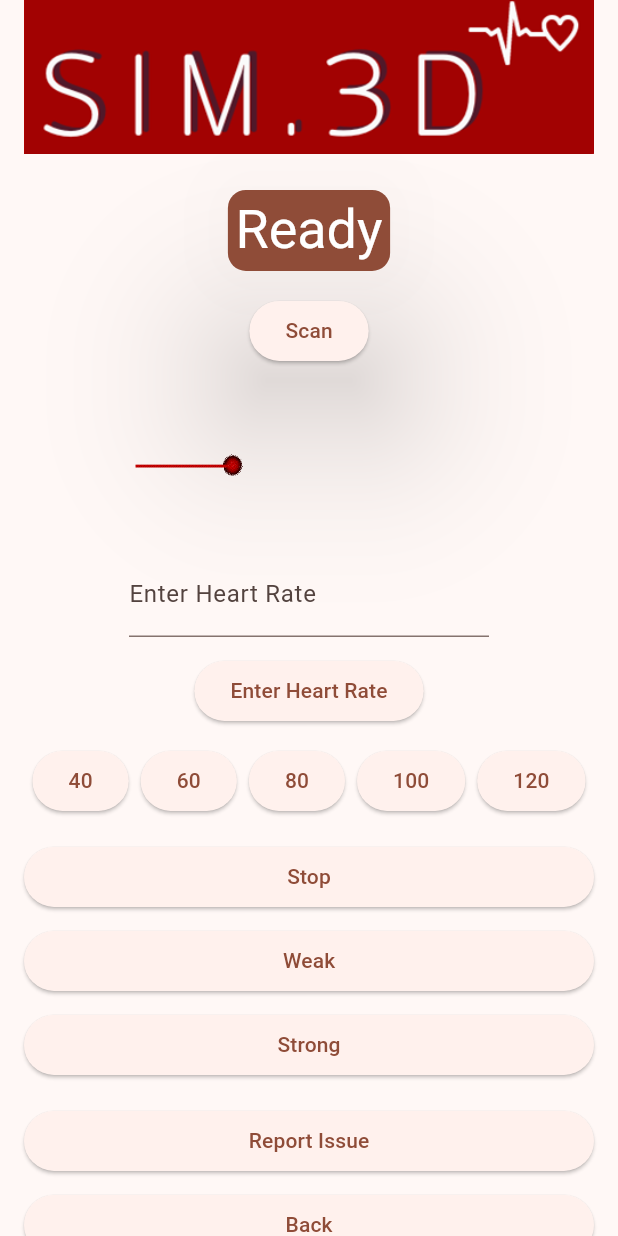
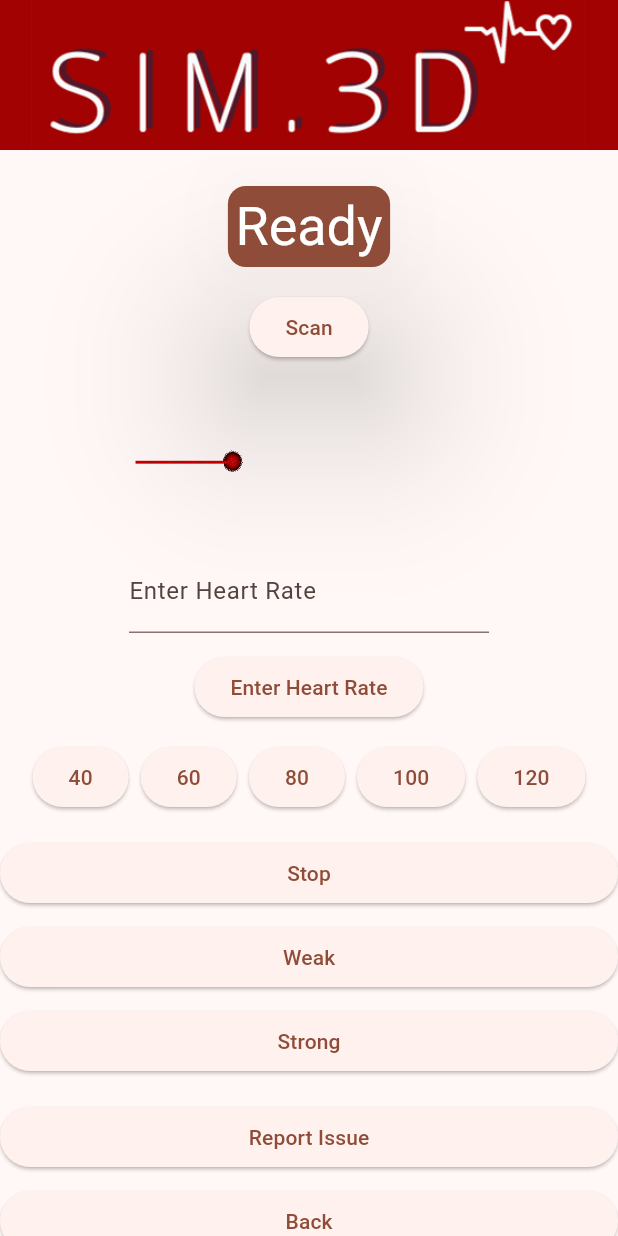
Before and after one commit to Lemonaderz/Flutter-pi-pump-app, a Flutter app: the screen it shows after launch, after a tap on "Pulse App", on a phone screen of 412 x 824 dp. Run offline on Flutter 3.47's test engine with Material 3 defaults, Android fonts, the phone set to English and light mode, and no system bars; our stand-ins replace permission_handler, webview_flutter; missing offline and left inert: flutter_reactive_ble, wifi_iot.

Commit message:
Adjusted banner again

```diff
--- a/lib/screens/landing_page.dart
+++ b/lib/screens/landing_page.dart
@@ -15,18 +15,22 @@ class LandingPage extends StatelessWidget {
         statusBarColor: Colors.transparent,
       ),
       child: Scaffold(
-        body: ListView(
+        body: Column(
+          children: [
+            Container(
+              width: double.infinity,
+              height: 100.0,
+              color: const Color(0xFFA20202),
+              child: Center(
+                child: Image.asset('assets/images/croppedlogo.png', fit: BoxFit.contain),
+              ),
+            ),
+            Expanded(
+              child: ListView(
                 padding: const EdgeInsets.only(bottom: 48.0, left: 24.0, right: 24.0),
                 children: [
                   Column(
                     children: [
-                Container(
-                  width: double.infinity,
-                  color: const Color(0xFFA20202),
-                  child: Center(
-                    child: Image.asset('assets/images/croppedlogo.png', fit: BoxFit.cover),
-                  ),
-                ),
                       const SizedBox(height: 35),
                       AppMenuButton(
                         label: 'Pulse App',
@@ -62,6 +66,9 @@ class LandingPage extends StatelessWidget {
                 ],
               ),
             ),
+          ],
+        ),
+      ),
     );
   }
 }
--- a/lib/screens/pulse_page.dart
+++ b/lib/screens/pulse_page.dart
@@ -34,17 +34,21 @@ class _PulsePageState extends State<PulsePage> with TickerProviderStateMixin {
         statusBarColor: Colors.transparent,
       ),
       child: Scaffold(
-        body: SingleChildScrollView(
+        body: Column(
+          children: [
+            Expanded(
+              child: SingleChildScrollView(
                 physics: const ClampingScrollPhysics(),
-          padding: const EdgeInsets.only(bottom: 20.0, left: 16.0, right: 16.0),
+                padding: const EdgeInsets.only(bottom: 20.0),
                 child: Column(
                   mainAxisAlignment: MainAxisAlignment.center,
                   children: [
                     Container(
                       width: double.infinity,
+                      height: 100.0,
                       color: const Color(0xFFA20202),
                       child: Center(
-                  child: Image.asset('assets/images/croppedlogo.png', fit: BoxFit.cover),
+                        child: Image.asset('assets/images/croppedlogo.png', fit: BoxFit.contain),
                       ),
                     ),
                     const SizedBox(height: 20),
@@ -114,7 +118,13 @@ class _PulsePageState extends State<PulsePage> with TickerProviderStateMixin {
                       ],
                     ),
                     const SizedBox(height: 16),
-              Column(
+                    LayoutBuilder(
+                      builder: (context, constraints) {
+                        final buttonWidth = constraints.maxWidth > 600 ? constraints.maxWidth * 0.5 : constraints.maxWidth;
+                        return Center(
+                          child: SizedBox(
+                            width: buttonWidth,
+                            child: Column(
                               crossAxisAlignment: CrossAxisAlignment.stretch,
                               children: [
                                 ElevatedButton(
@@ -166,8 +176,15 @@ class _PulsePageState extends State<PulsePage> with TickerProviderStateMixin {
                                 ),
                               ],
                             ),
+                          ),
+                        );
+                      },
+                    ),
                       ],
                     ),
+                ),
+              ),
+          ],
         ),
       ),
     );
```
Also changed, not shown: lib/screens/laryng_page.dart (+18 -1 lines), lib/screens/vent_page.dart (+22 -4 lines). Lines whose indentation alone changed are shown as unchanged.
